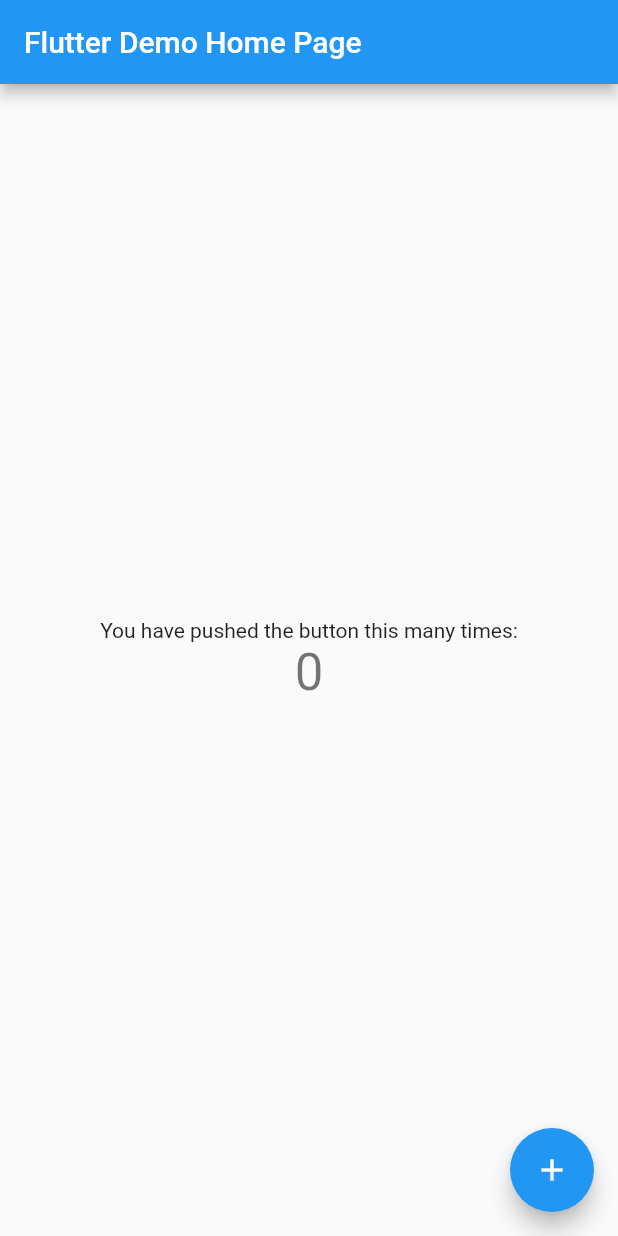
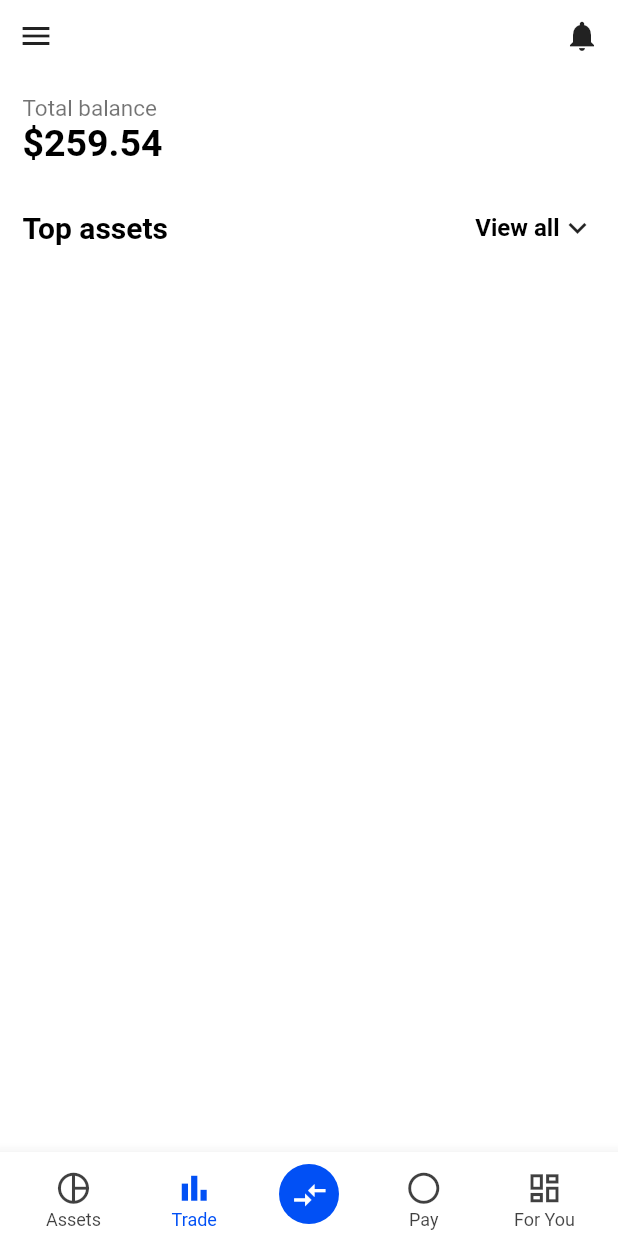
Before and after one commit to jocgomez/coinbase_clone_flutter, a Flutter app: the screen it shows after launch, on a phone screen of 412 x 824 dp. Run offline on Flutter 3.47's test engine with Material 2 defaults, Android fonts, the phone set to English and light mode, and no system bars.

Commit message:
Initial ui, header, balance, bottom nav bar and assets title

```diff
--- a/lib/main.dart
+++ b/lib/main.dart
@@ -1,115 +1,21 @@
+import 'pages/home_page.dart';
 import 'package:flutter/material.dart';
 
-void main() {
-  runApp(const MyApp());
-}
+void main() => runApp(
+      const MyApp(), // Wrap your app
+    );
 
 class MyApp extends StatelessWidget {
-  const MyApp({super.key});
+  const MyApp({Key? key}) : super(key: key);
 
   // This widget is the root of your application.
   @override
   Widget build(BuildContext context) {
     return MaterialApp(
-      title: 'Flutter Demo',
-      theme: ThemeData(
-        // This is the theme of your application.
-        //
-        // Try running your application with "flutter run". You'll see the
-        // application has a blue toolbar. Then, without quitting the app, try
-        // changing the primarySwatch below to Colors.green and then invoke
-        // "hot reload" (press "r" in the console where you ran "flutter run",
-        // or simply save your changes to "hot reload" in a Flutter IDE).
-        // Notice that the counter didn't reset back to zero; the application
-        // is not restarted.
-        primarySwatch: Colors.blue,
-      ),
-      home: const MyHomePage(title: 'Flutter Demo Home Page'),
+      title: 'Coinbase Clone',
+      debugShowCheckedModeBanner: false,
+      theme: ThemeData(),
+      home: const HomePage(),
     );
   }
 }
-
-class MyHomePage extends StatefulWidget {
-  const MyHomePage({super.key, required this.title});
-
-  // This widget is the home page of your application. It is stateful, meaning
-  // that it has a State object (defined below) that contains fields that affect
-  // how it looks.
-
-  // This class is the configuration for the state. It holds the values (in this
-  // case the title) provided by the parent (in this case the App widget) and
-  // used by the build method of the State. Fields in a Widget subclass are
-  // always marked "final".
-
-  final String title;
-
-  @override
-  State<MyHomePage> createState() => _MyHomePageState();
-}
-
-class _MyHomePageState extends State<MyHomePage> {
-  int _counter = 0;
-
-  void _incrementCounter() {
-    setState(() {
-      // This call to setState tells the Flutter framework that something has
-      // changed in this State, which causes it to rerun the build method below
-      // so that the display can reflect the updated values. If we changed
-      // _counter without calling setState(), then the build method would not be
-      // called again, and so nothing would appear to happen.
-      _counter++;
-    });
-  }
-
-  @override
-  Widget build(BuildContext context) {
-    // This method is rerun every time setState is called, for instance as done
-    // by the _incrementCounter method above.
-    //
-    // The Flutter framework has been optimized to make rerunning build methods
-    // fast, so that you can just rebuild anything that needs updating rather
-    // than having to individually change instances of widgets.
-    return Scaffold(
-      appBar: AppBar(
-        // Here we take the value from the MyHomePage object that was created by
-        // the App.build method, and use it to set our appbar title.
-        title: Text(widget.title),
-      ),
-      body: Center(
-        // Center is a layout widget. It takes a single child and positions it
-        // in the middle of the parent.
-        child: Column(
-          // Column is also a layout widget. It takes a list of children and
-          // arranges them vertically. By default, it sizes itself to fit its
-          // children horizontally, and tries to be as tall as its parent.
-          //
-          // Invoke "debug painting" (press "p" in the console, choose the
-          // "Toggle Debug Paint" action from the Flutter Inspector in Android
-          // Studio, or the "Toggle Debug Paint" command in Visual Studio Code)
-          // to see the wireframe for each widget.
-          //
-          // Column has various properties to control how it sizes itself and
-          // how it positions its children. Here we use mainAxisAlignment to
-          // center the children vertically; the main axis here is the vertical
-          // axis because Columns are vertical (the cross axis would be
-          // horizontal).
-          mainAxisAlignment: MainAxisAlignment.center,
-          children: <Widget>[
-            const Text(
-              'You have pushed the button this many times:',
-            ),
-            Text(
-              '$_counter',
-              style: Theme.of(context).textTheme.headline4,
-            ),
-          ],
-        ),
-      ),
-      floatingActionButton: FloatingActionButton(
-        onPressed: _incrementCounter,
-        tooltip: 'Increment',
-        child: const Icon(Icons.add),
-      ), // This trailing comma makes auto-formatting nicer for build methods.
-    );
-  }
-}
--- /dev/null
+++ b/lib/model/data_error.dart
@@ -0,0 +1,5 @@
+class DataError {
+  final String message;
+
+  const DataError({this.message = ''});
+}
--- /dev/null
+++ b/lib/pages/home_page.dart
@@ -0,0 +1,45 @@
+import 'package:flutter/material.dart';
+
+import '../widgets/coinbase_bottom_bar.dart';
+import '../widgets/top_bar.dart';
+import '../widgets/assets_view_header.dart';
+import '../widgets/balance_header.dart';
+
+class HomePage extends StatefulWidget {
+  const HomePage({Key? key}) : super(key: key);
+
+  @override
+  State<HomePage> createState() => _HomePageState();
+}
+
+class _HomePageState extends State<HomePage> {
+  @override
+  Widget build(BuildContext context) {
+    return Scaffold(
+      backgroundColor: Colors.white,
+      body: SafeArea(
+        child: SizedBox(
+          height: MediaQuery.of(context).size.height,
+          child: ListView(
+            children: const [
+              TopBar(),
+              BalanceHeader(balance: 259.54),
+              AssetsViewHeader(),
+            ],
+          ),
+        ),
+      ),
+      bottomNavigationBar: CoinbaseBottomBar(
+        selectedIndex: (i) {
+          // change the page according to the index
+          // uncomment in case you want to implement more pages and make sure
+          // to create a _selectedIndex variable
+
+          // setState((){
+          //   _selectedIndex = i;
+          // })
+        },
+      ),
+    );
+  }
+}
--- /dev/null
+++ b/lib/util/theme.dart
@@ -0,0 +1,5 @@
+import 'package:flutter/material.dart';
+
+class CoinbaseTheme {
+  static Color color = const Color(0xff0150F5);
+}
--- /dev/null
+++ b/lib/widgets/assets_view_header.dart
@@ -0,0 +1,39 @@
+import 'package:flutter/material.dart';
+
+class AssetsViewHeader extends StatelessWidget {
+  const AssetsViewHeader({Key? key}) : super(key: key);
+
+  @override
+  Widget build(BuildContext context) {
+    return Padding(
+      padding: const EdgeInsets.only(
+        left: 15.0,
+        right: 15.0,
+        top: 15.0,
+        bottom: 25.0,
+      ),
+      child: Row(
+        mainAxisAlignment: MainAxisAlignment.spaceBetween,
+        children: [
+          const Text(
+            "Top assets",
+            style: TextStyle(
+                color: Colors.black, fontSize: 20, fontWeight: FontWeight.bold),
+          ),
+          Row(
+            children: const [
+              Text(
+                "View all",
+                style: TextStyle(
+                    color: Colors.black,
+                    fontSize: 16,
+                    fontWeight: FontWeight.w600),
+              ),
+              Icon(Icons.keyboard_arrow_down)
+            ],
+          ),
+        ],
+      ),
+    );
+  }
+}
--- /dev/null
+++ b/lib/widgets/balance_header.dart
@@ -0,0 +1,28 @@
+import 'package:flutter/material.dart';
+
+class BalanceHeader extends StatelessWidget {
+  final double balance;
+  const BalanceHeader({required this.balance, Key? key}) : super(key: key);
+
+  @override
+  Widget build(BuildContext context) {
+    return Padding(
+      padding: const EdgeInsets.all(15.0),
+      child: Column(
+        crossAxisAlignment: CrossAxisAlignment.start,
+        children: [
+          Text(
+            "Total balance",
+            style:
+                TextStyle(color: Colors.black.withOpacity(.55), fontSize: 15),
+          ),
+          Text(
+            "\$${balance.toStringAsFixed(2)}",
+            style: const TextStyle(
+                color: Colors.black, fontSize: 25, fontWeight: FontWeight.bold),
+          ),
+        ],
+      ),
+    );
+  }
+}
--- /dev/null
+++ b/lib/widgets/coinbase_bottom_bar.dart
@@ -0,0 +1,151 @@
+import 'package:flutter/material.dart';
+
+import '../util/theme.dart';
+
+class CoinbaseBottomBar extends StatefulWidget {
+  final Function(int) selectedIndex;
+  const CoinbaseBottomBar({required this.selectedIndex, Key? key})
+      : super(key: key);
+
+  @override
+  State<CoinbaseBottomBar> createState() => _CoinbaseBottomBarState();
+}
+
+class _CoinbaseBottomBarState extends State<CoinbaseBottomBar> {
+  int _selectedIndex = 1;
+
+  @override
+  Widget build(BuildContext context) {
+    return BottomAppBar(
+      color: Colors.white,
+      child: SizedBox(
+        height: 56,
+        width: MediaQuery.of(context).size.width,
+        child: Padding(
+          padding: const EdgeInsets.only(left: 25.0, right: 25.0),
+          child: Row(
+            mainAxisAlignment: MainAxisAlignment.spaceBetween,
+            children: [
+              IconBottomBar(
+                  text: "Assets",
+                  icon: Icons.pie_chart_outline,
+                  selected: _selectedIndex == 0,
+                  onPressed: () {
+                    setState(() {
+                      _selectedIndex = 0;
+                      widget.selectedIndex(0);
+                    });
+                  }),
+              IconBottomBar(
+                  text: "Trade",
+                  icon: Icons.bar_chart,
+                  selected: _selectedIndex == 1,
+                  onPressed: () {
+                    setState(() {
+                      _selectedIndex = 1;
+                      widget.selectedIndex(1);
+                    });
+                  }),
+              IconBottomBar2(
+                  text: "Pay",
+                  icon: Icons.compare_arrows_sharp,
+                  selected: _selectedIndex == 2,
+                  onPressed: () {
+                    setState(() {
+                      _selectedIndex = 2;
+                      widget.selectedIndex(2);
+                    });
+                  }),
+              IconBottomBar(
+                  text: "Pay",
+                  icon: Icons.circle_outlined,
+                  selected: _selectedIndex == 3,
+                  onPressed: () {
+                    setState(() {
+                      _selectedIndex = 3;
+                      widget.selectedIndex(3);
+                    });
+                  }),
+              IconBottomBar(
+                  text: "For You",
+                  icon: Icons.dashboard_outlined,
+                  selected: _selectedIndex == 4,
+                  onPressed: () {
+                    setState(() {
+                      _selectedIndex = 4;
+                      widget.selectedIndex(4);
+                    });
+                  })
+            ],
+          ),
+        ),
+      ),
+    );
+  }
+}
+
+class IconBottomBar extends StatelessWidget {
+  const IconBottomBar(
+      {Key? key,
+      required this.text,
+      required this.icon,
+      required this.selected,
+      required this.onPressed})
+      : super(key: key);
+  final String text;
+  final IconData icon;
+  final bool selected;
+  final Function() onPressed;
+  @override
+  Widget build(BuildContext context) {
+    return Column(
+      children: [
+        IconButton(
+          onPressed: onPressed,
+          icon: Icon(icon,
+              size: 25,
+              color: selected
+                  ? CoinbaseTheme.color
+                  : Colors.black.withOpacity(.75)),
+        ),
+        Text(
+          text,
+          style: TextStyle(
+              fontSize: 12,
+              height: .1,
+              color: selected
+                  ? CoinbaseTheme.color
+                  : Colors.black.withOpacity(.75)),
+        )
+      ],
+    );
+  }
+}
+
+class IconBottomBar2 extends StatelessWidget {
+  const IconBottomBar2(
+      {Key? key,
+      required this.text,
+      required this.icon,
+      required this.selected,
+      required this.onPressed})
+      : super(key: key);
+  final String text;
+  final IconData icon;
+  final bool selected;
+  final Function() onPressed;
+  @override
+  Widget build(BuildContext context) {
+    return CircleAvatar(
+      backgroundColor: CoinbaseTheme.color,
+      child: IconButton(
+        onPressed: onPressed,
+        icon: Icon(
+          icon,
+          size: 25,
+          color: Colors.white,
+        ),
+      ),
+    );
+  }
+}
--- /dev/null
+++ b/lib/widgets/top_bar.dart
@@ -0,0 +1,16 @@
+import 'package:flutter/material.dart';
+
+class TopBar extends StatelessWidget {
+  const TopBar({Key? key}) : super(key: key);
+
+  @override
+  Widget build(BuildContext context) {
+    return Row(
+      mainAxisAlignment: MainAxisAlignment.spaceBetween,
+      children: [
+        IconButton(onPressed: () {}, icon: const Icon(Icons.menu)),
+        IconButton(onPressed: () {}, icon: const Icon(Icons.notifications)),
+      ],
+    );
+  }
+}
--- a/pubspec.yaml
+++ b/pubspec.yaml
@@ -36,6 +36,10 @@ dependencies:
   # The following adds the Cupertino Icons font to your application.
   # Use with the CupertinoIcons class for iOS style icons.
   cupertino_icons: ^1.0.2
+  http: ^0.13.4
+  fl_chart: ^0.55.0
+  equatable: ^2.0.0
+  flutter_bloc: ^8.0.1
 
 dev_dependencies:
   flutter_test:
```
Also changed, not shown: lib/widgets/coin_card.dart (added, +49 -0 lines), pubspec.lock.
